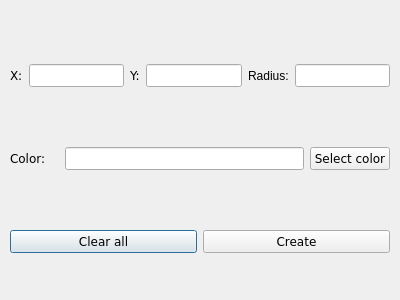
The window that main/add_objects_forms/add_trappy_circle_form.ui (UmbrellaLeaf5/locus_no_pilotus) describes before a commit, drawn with Qt 5.
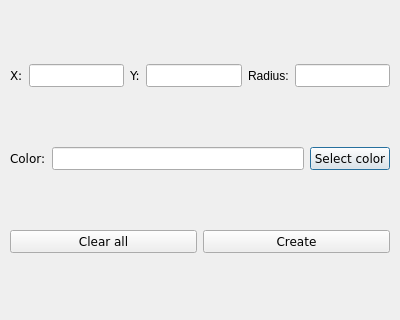
The same window after the commit.

The edit to the form file:
```diff
--- a/main/add_objects_forms/add_trappy_circle_form.ui
+++ b/main/add_objects_forms/add_trappy_circle_form.ui
@@ -7,7 +7,7 @@
     <x>0</x>
     <y>0</y>
     <width>400</width>
-    <height>300</height>
+    <height>320</height>
    </rect>
   </property>
   <property name="windowTitle">
@@ -23,82 +23,6 @@
     </rect>
    </property>
    <layout class="QGridLayout" name="gridLayout">
-    <item row="2" column="0">
-     <layout class="QHBoxLayout" name="horizontalLayout_4">
-      <item>
-       <layout class="QHBoxLayout" name="horizontalLayout_5">
-        <item>
-         <widget class="QPushButton" name="pushButton">
-          <property name="font">
-           <font>
-            <family>Verdana</family>
-           </font>
-          </property>
-          <property name="text">
-           <string>Clear all</string>
-          </property>
-         </widget>
-        </item>
-        <item>
-         <widget class="QPushButton" name="pushButton_3">
-          <property name="font">
-           <font>
-            <family>Verdana</family>
-           </font>
-          </property>
-          <property name="text">
-           <string>Create</string>
-          </property>
-         </widget>
-        </item>
-       </layout>
-      </item>
-     </layout>
-    </item>
-    <item row="1" column="0">
-     <layout class="QHBoxLayout" name="horizontalLayout_2">
-      <item>
-       <widget class="QLabel" name="label_6">
-        <property name="font">
-         <font>
-          <family>Verdana</family>
-         </font>
-        </property>
-        <property name="text">
-         <string>Color:</string>
-        </property>
-       </widget>
-      </item>
-      <item>
-       <widget class="QLabel" name="label_4">
-        <property name="text">
-         <string/>
-        </property>
-       </widget>
-      </item>
-      <item>
-       <widget class="QLineEdit" name="lineEdit_4">
-        <property name="font">
-         <font>
-          <family>Verdana</family>
-         </font>
-        </property>
-       </widget>
-      </item>
-      <item>
-       <widget class="QPushButton" name="pushButton_2">
-        <property name="font">
-         <font>
-          <family>Verdana</family>
-         </font>
-        </property>
-        <property name="text">
-         <string>Select color</string>
-        </property>
-       </widget>
-      </item>
-     </layout>
-    </item>
     <item row="0" column="0">
      <layout class="QHBoxLayout" name="horizontalLayout">
       <item>
@@ -161,6 +85,71 @@
       </item>
      </layout>
     </item>
+    <item row="2" column="0">
+     <layout class="QHBoxLayout" name="colorLayout">
+      <item>
+       <widget class="QLabel" name="colorLabel">
+        <property name="font">
+         <font>
+          <family>Verdana</family>
+         </font>
+        </property>
+        <property name="text">
+         <string>Color:</string>
+        </property>
+       </widget>
+      </item>
+      <item>
+       <widget class="QLineEdit" name="colorLineEdit">
+        <property name="font">
+         <font>
+          <family>Verdana</family>
+         </font>
+        </property>
+       </widget>
+      </item>
+      <item>
+       <widget class="QPushButton" name="colorPushButton">
+        <property name="font">
+         <font>
+          <family>Verdana</family>
+         </font>
+        </property>
+        <property name="text">
+         <string>Select color</string>
+        </property>
+       </widget>
+      </item>
+     </layout>
+    </item>
+    <item row="3" column="0">
+     <layout class="QHBoxLayout" name="buttonsLayout">
+      <item>
+       <widget class="QPushButton" name="clearPushButton">
+        <property name="font">
+         <font>
+          <family>Verdana</family>
+         </font>
+        </property>
+        <property name="text">
+         <string>Clear all</string>
+        </property>
+       </widget>
+      </item>
+      <item>
+       <widget class="QPushButton" name="createPushButton">
+        <property name="font">
+         <font>
+          <family>Verdana</family>
+         </font>
+        </property>
+        <property name="text">
+         <string>Create</string>
+        </property>
+       </widget>
+      </item>
+     </layout>
+    </item>
    </layout>
   </widget>
  </widget>
```
Left out of the diff: 14 changed lines with no effect on the pictures.
